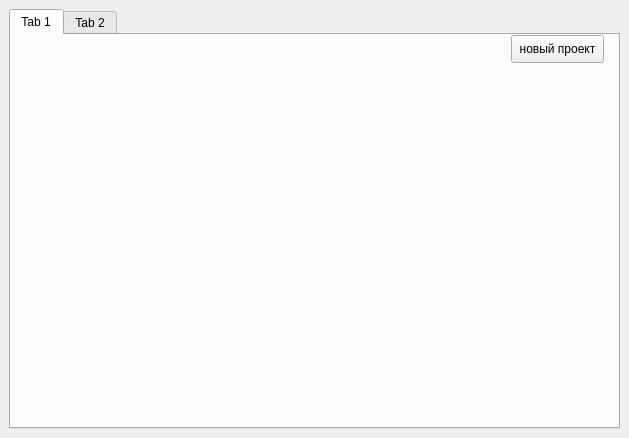
Old version of the form client/include/mainwindow.ui in the repository cowboymalboro1884/MessLess.
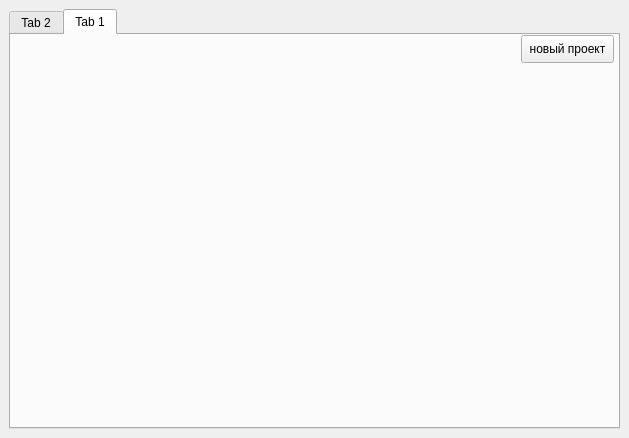
New version of the form.

```diff
--- a/client/include/mainwindow.ui
+++ b/client/include/mainwindow.ui
@@ -26,24 +26,6 @@
       <property name="currentIndex">
        <number>0</number>
       </property>
-      <widget class="QWidget" name="tab">
-       <attribute name="title">
-        <string>Tab 1</string>
-       </attribute>
-       <widget class="QPushButton" name="pushButton">
-        <property name="geometry">
-         <rect>
-          <x>500</x>
-          <y>0</y>
-          <width>93</width>
-          <height>28</height>
-         </rect>
-        </property>
-        <property name="text">
-         <string>новый проект</string>
-        </property>
-       </widget>
-      </widget>
       <widget class="QWidget" name="tab_2">
        <attribute name="title">
         <string>Tab 2</string>
@@ -58,6 +40,24 @@
         </item>
        </layout>
       </widget>
+      <widget class="QWidget" name="tab">
+       <attribute name="title">
+        <string>Tab 1</string>
+       </attribute>
+       <widget class="QPushButton" name="newProjetButton">
+        <property name="geometry">
+         <rect>
+          <x>510</x>
+          <y>0</y>
+          <width>93</width>
+          <height>28</height>
+         </rect>
+        </property>
+        <property name="text">
+         <string>новый проект</string>
+        </property>
+       </widget>
+      </widget>
      </widget>
     </item>
    </layout>
```
Left out of the diff: 2 changed lines with no effect on the pictures.
